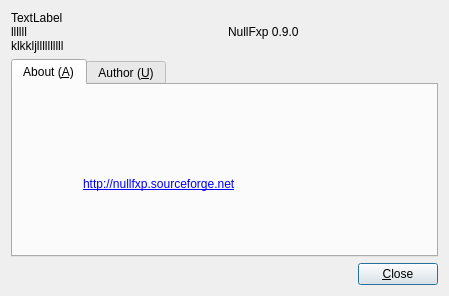
Above: src/aboutnullfxp.ui from kitech/nullfxp before the change. Below: the same form after it.
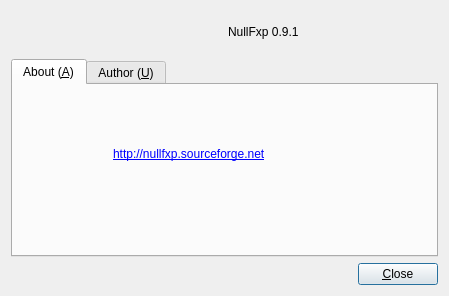
That is the form after the change.

The edit to the form file:
```diff
--- a/src/aboutnullfxp.ui
+++ b/src/aboutnullfxp.ui
@@ -18,16 +18,16 @@
      <item>
       <widget class="QLabel" name="label" >
        <property name="text" >
-        <string>TextLabel
-llllll
-klkkljllllllllll</string>
+        <string>
+
+</string>
        </property>
       </widget>
      </item>
      <item>
       <widget class="QLabel" name="label_2" >
        <property name="text" >
-        <string>NullFxp 0.9.0</string>
+        <string>NullFxp 0.9.1</string>
        </property>
       </widget>
      </item>
@@ -45,8 +45,8 @@
       <widget class="QLabel" name="label_3" >
        <property name="geometry" >
         <rect>
-         <x>70</x>
-         <y>90</y>
+         <x>100</x>
+         <y>60</y>
          <width>241</width>
          <height>18</height>
         </rect>
```
Left out of the diff: 4 changed lines with no effect on the pictures.
